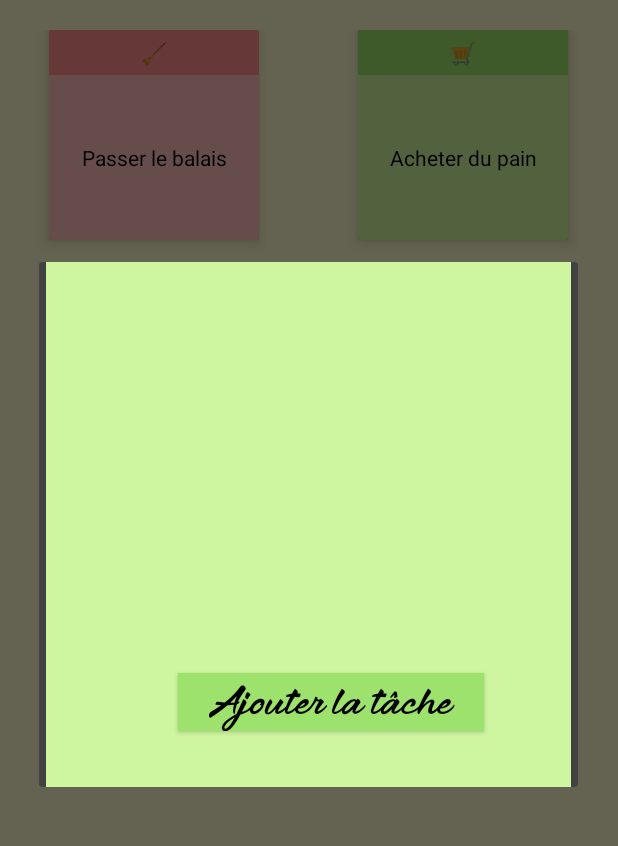
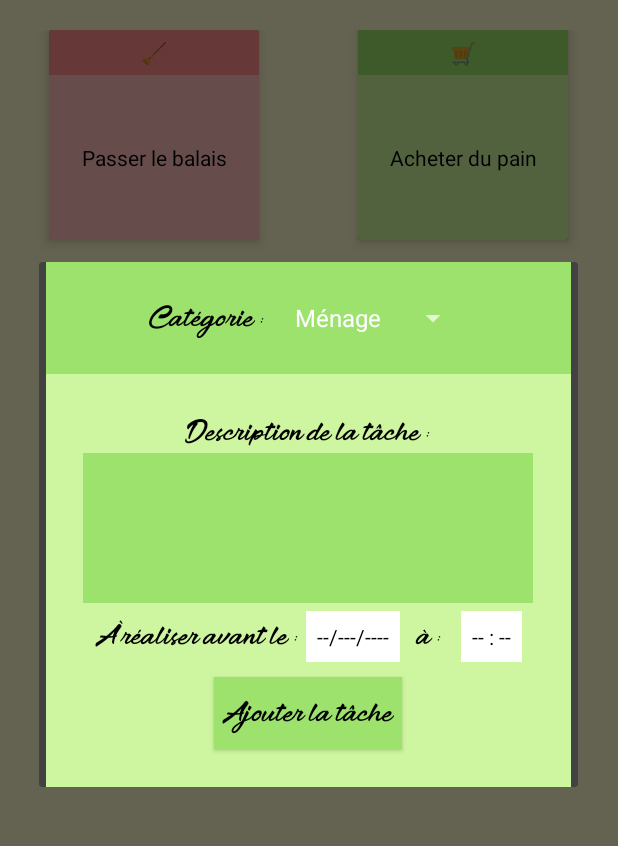
Before and after one commit to Scressenville/My-To-Do-List-Application, an Android app: the screen it shows after launch (MainActivity), after a tap on an icon or button, on a phone screen of 412 x 824 dp, the part 93-939 px from its top. Run offline under Robolectric (Android 15) with nearby library versions, the phone set to English and light mode, and no system bars.

Commit message:
Added task creation layout with strings, added placeholder values for dropdown

```diff
--- a/app/src/main/java/r411/project/todolistapplication/MainActivity.kt
+++ b/app/src/main/java/r411/project/todolistapplication/MainActivity.kt
@@ -4,9 +4,7 @@ import android.os.Bundle
 import android.os.Handler
 import android.os.Looper
 import android.view.View
-import android.widget.Button
-import android.widget.GridView
-import android.widget.Toast
+import android.widget.*
 import androidx.appcompat.app.AlertDialog
 import androidx.appcompat.app.AppCompatActivity
 import r411.project.todolistapplication.adapter.MyGridAdapter
@@ -24,6 +22,8 @@ class MainActivity : AppCompatActivity() {
     private val updateTasks = object : Runnable {
         override fun run() {
             //Method calls and updating task status here
+            var adapter: MyGridAdapter = findViewById<GridView>(R.id.content).adapter as MyGridAdapter
+            adapter.notifyDataSetChanged()
             mainHandler.postDelayed(this, 1000)
         }
     }
@@ -33,12 +33,6 @@ class MainActivity : AppCompatActivity() {
         setContentView(R.layout.activity_main)
 
         val dbhandler: DatabaseHandler = DatabaseHandler(this)
-
-        /*dbhandler.addTask(TaskModelClass(1, "Ménage", "Passer l'aspirateur", "11-03-2023 10:00", "En retard"))
-        dbhandler.addTask(TaskModelClass(2, "Courses", "Acheter du pain", "15-03-2023 16:29", "A faire"))
-        dbhandler.addTask(TaskModelClass(3, "Courses", "Acheter du pain", "14-03-2023 10:00", "Terminee"))
-        dbhandler.addTask(TaskModelClass(4, "Courses", "Acheter du pain", null, "A faire"))
-*/
         val taskList: ArrayList<TaskModelClass> = dbhandler.selectAllTasks()
         val adapter = MyGridAdapter(this, taskList)
         findViewById<GridView>(R.id.content).adapter = adapter
@@ -54,12 +48,22 @@ class MainActivity : AppCompatActivity() {
 
         val b = dialogBuilder.create()
 
-        dialogView.findViewById<Button>(R.id.button2).setOnClickListener{
+        val categories = arrayOf<String>("Ménage", "Courses", "Animaux")
+        val dropdown = dialogView.findViewById<Spinner>(R.id.dropdown)
+
+        val ad = ArrayAdapter<Any?>(
+            this, android.R.layout.simple_spinner_item, categories
+        )
+
+        ad.setDropDownViewResource(android.R.layout.simple_spinner_dropdown_item)
+
+        dropdown.adapter = ad
+
+        /*dialogView.findViewById<Button>(R.id.add_task_btn).setOnClickListener{
             Toast.makeText(applicationContext, "task added", Toast.LENGTH_LONG).show()
             b.dismiss()
-        }
+        }*/
         b.show()
-
     }
 
     override fun onPause() {
@@ -71,4 +75,8 @@ class MainActivity : AppCompatActivity() {
         super.onResume()
         mainHandler.post(updateTasks)
     }
+
+    fun openDatePicker(view: View) {
+        println("coucou")
+    }
 }
--- a/app/src/main/res/layout/add_dialog.xml
+++ b/app/src/main/res/layout/add_dialog.xml
@@ -2,36 +2,135 @@
 <androidx.constraintlayout.widget.ConstraintLayout xmlns:android="http://schemas.android.com/apk/res/android"
     xmlns:app="http://schemas.android.com/apk/res-auto"
     xmlns:tools="http://schemas.android.com/tools"
-    android:layout_width="match_parent"
-    android:layout_height="match_parent">
+    android:layout_width="350dp"
+    android:layout_height="350dp">
 
     <RelativeLayout
         android:layout_width="350dp"
         android:layout_height="350dp"
-        android:background="@color/green_post_it"
         android:orientation="horizontal"
         app:layout_constraintBottom_toBottomOf="parent"
         app:layout_constraintEnd_toEndOf="parent"
         app:layout_constraintStart_toStartOf="parent"
         app:layout_constraintTop_toTopOf="parent">
 
-        <Button
-            android:id="@+id/button2"
-            android:layout_width="204dp"
-            android:layout_height="39dp"
+        <LinearLayout
+            android:layout_width="match_parent"
+            android:layout_height="75dp"
             android:layout_alignParentStart="true"
             android:layout_alignParentTop="true"
             android:layout_alignParentEnd="true"
+            android:layout_alignParentBottom="false"
+            android:background="@color/green_post_it_dark"
+            android:gravity="center"
+            android:orientation="horizontal">
+
+            <TextView
+                android:id="@+id/textView"
+                android:layout_width="wrap_content"
+                android:layout_height="wrap_content"
+                android:fontFamily="@font/the_delicate"
+                android:gravity="center"
+                android:text="Catégorie :"
+                android:textAlignment="gravity"
+                android:textColor="@color/black"
+                android:layout_marginEnd="10dp"/>
+
+
+            <Spinner
+                android:id="@+id/dropdown"
+                android:layout_width="wrap_content"
+                android:layout_height="wrap_content"
+                android:gravity="center"
+                android:spinnerMode="dropdown" />
+        </LinearLayout>
+
+        <LinearLayout
+            android:layout_width="match_parent"
+            android:layout_height="275dp"
+            android:layout_alignParentTop="false"
             android:layout_alignParentBottom="true"
-            android:layout_marginStart="88dp"
-            android:layout_marginTop="274dp"
-            android:layout_marginEnd="58dp"
-            android:layout_marginBottom="37dp"
-            android:background="@color/green_post_it_dark"
-            android:fontFamily="@font/the_delicate"
-            android:text="Ajouter la tâche"
-            android:textAllCaps="false"
-            android:textColor="@color/black"
-            android:textSize="20sp" />
+            android:layout_alignParentEnd="true"
+            android:layout_alignParentStart="true"
+            android:background="@color/green_post_it"
+            android:orientation="vertical"
+            android:gravity="center">
+            <TextView
+                android:layout_width="wrap_content"
+                android:layout_height="wrap_content"
+                android:fontFamily="@font/the_delicate"
+                android:textColor="@color/black"
+                android:text="@string/task_description_input"/>
+
+            <EditText
+                android:layout_width="300dp"
+                android:layout_height="100dp"
+                android:background="@color/green_post_it_dark"
+                android:textColor="@color/black"  />
+
+            <LinearLayout
+                android:layout_width="match_parent"
+                android:layout_height="wrap_content"
+                android:paddingEnd="5dp"
+                android:paddingStart="5dp"
+                android:layout_marginTop="5dp"
+                android:orientation="horizontal"
+                android:gravity="center">
+
+                <TextView
+                    android:id="@+id/textView5"
+                    android:layout_width="wrap_content"
+                    android:layout_height="wrap_content"
+                    android:layout_marginEnd="5dp"
+                    android:fontFamily="@font/the_delicate"
+                    android:text="@string/task_deadline_date_picker"
+                    android:textAlignment="center"
+                    android:textColor="@color/black" />
+
+                <TextView
+                    android:layout_width="wrap_content"
+                    android:layout_height="wrap_content"
+                    android:background="@color/white"
+                    android:textColor="@color/black"
+                    android:text="@string/default_date_value"
+                    android:padding="7dp"
+                    android:clickable="true"
+                    android:onClick="openDatePicker"
+                    android:layout_marginEnd="5dp"/>
+
+                <TextView
+                    android:layout_width="30dp"
+                    android:layout_height="wrap_content"
+                    android:layout_marginEnd="5dp"
+                    android:fontFamily="@font/the_delicate"
+                    android:gravity="center"
+                    android:text="à :"
+                    android:textColor="@color/black" />
+
+                <TextView
+                    android:id="@+id/timePickerButton"
+                    android:layout_width="wrap_content"
+                    android:layout_height="wrap_content"
+                    android:background="@color/white"
+                    android:text="@string/default_time_value"
+                    android:textColor="@color/black"
+                    android:clickable="true"
+                    android:onClick="openDatePicker"
+                    android:padding="7dp"/>
+
+            </LinearLayout>
+
+            <Button
+                android:id="@+id/create_task_btn"
+                android:layout_width="wrap_content"
+                android:layout_height="wrap_content"
+                android:text="@string/confirm_add_task"
+                android:textColor="@color/black"
+                android:fontFamily="@font/the_delicate"
+                android:background="@color/green_post_it_dark"
+                android:textAllCaps="false"
+                android:padding="5dp"
+                android:layout_marginTop="10dp"/>
+        </LinearLayout>
     </RelativeLayout>
 </androidx.constraintlayout.widget.ConstraintLayout>
--- a/app/src/main/res/values/strings.xml
+++ b/app/src/main/res/values/strings.xml
@@ -1,3 +1,9 @@
 <resources>
     <string name="app_name">My To-Do List</string>
+    <string name="task_add_confirm">Ajouter la tâche</string>
+    <string name="task_description_input">Description de la tâche :</string>
+    <string name="task_deadline_date_picker">À réaliser avant le :</string>
+    <string name="default_date_value">--/---/----</string>
+    <string name="confirm_add_task">Ajouter la tâche</string>
+    <string name="default_time_value">-- : --</string>
 </resources>
```
